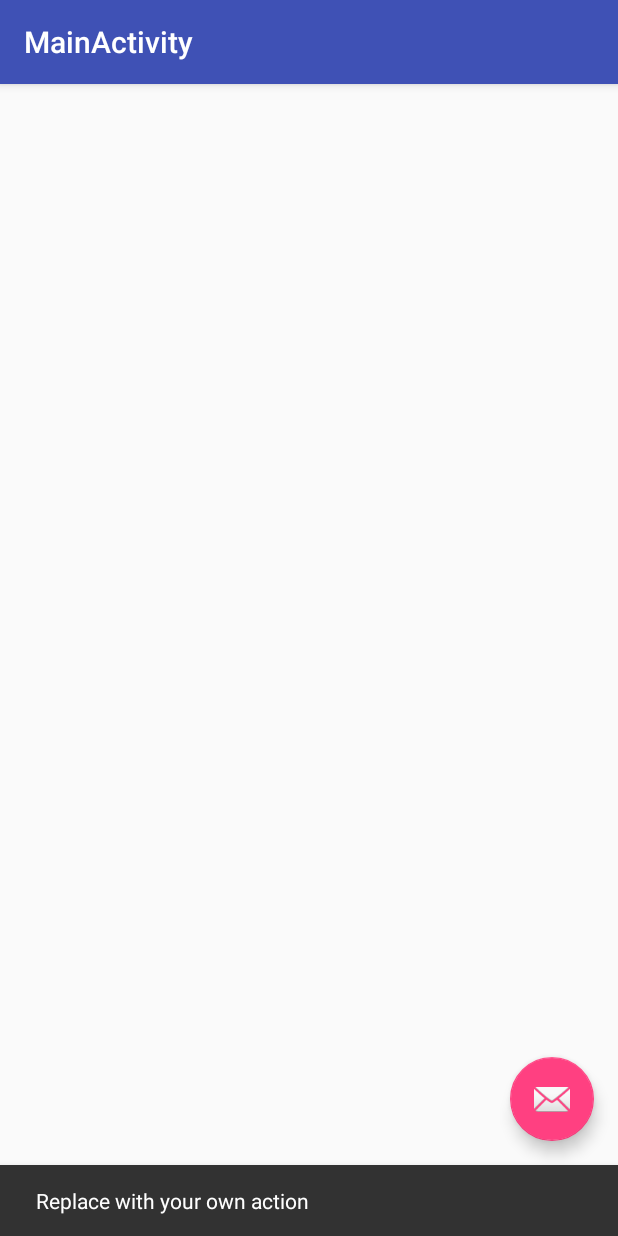
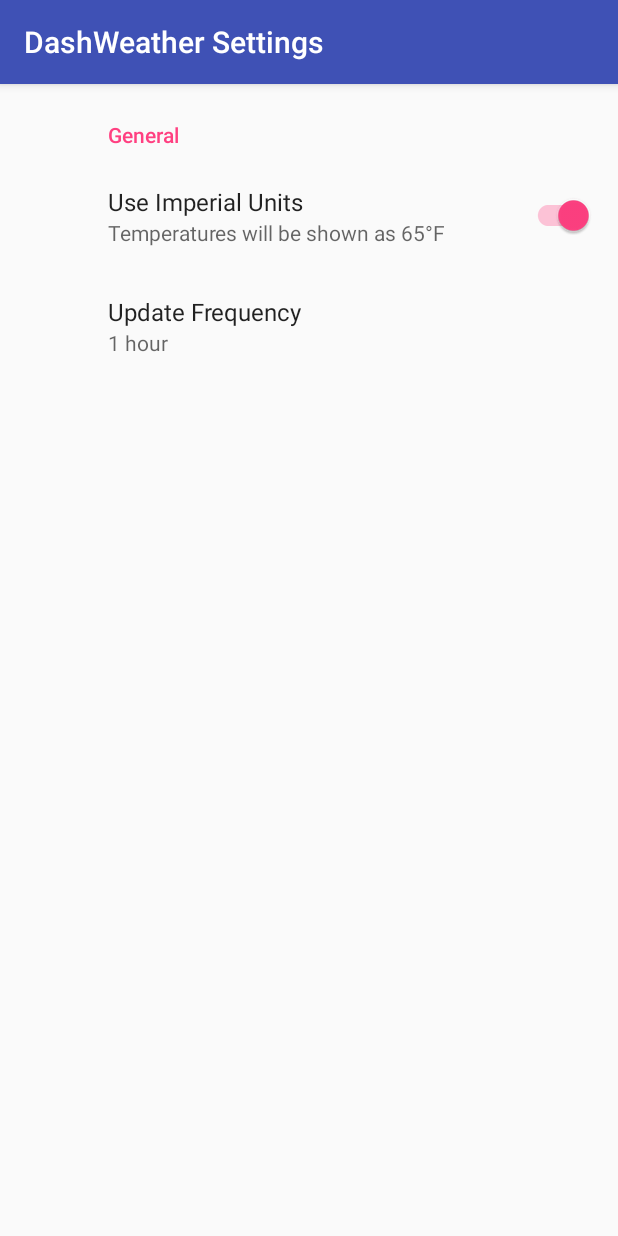
Before and after one commit to Kennyc1012/DashWeatherExtension, an Android app: the screen it shows after launch (MainActivity before the commit, SettingsActivity after it), after a tap on an icon or button, on a phone screen of 412 x 824 dp. Run offline under Robolectric (Android 15) with nearby library versions, the phone set to English and light mode, and no system bars; our stand-ins replace androidx.preference.

Commit message:
Create Settings

```diff
--- a/app/build.gradle
+++ b/app/build.gradle
@@ -34,4 +34,5 @@ dependencies {
     implementation 'com.android.support.constraint:constraint-layout:1.0.2'
     implementation 'com.android.support:design:26.1.0'
     implementation 'com.google.android.gms:play-services-location:11.4.2'
+    implementation 'com.android.support:preference-v14:26.1.0'
 }
--- a/app/src/main/AndroidManifest.xml
+++ b/app/src/main/AndroidManifest.xml
@@ -13,8 +13,8 @@
         android:theme="@style/AppTheme">
         <service
             android:name=".services.DarkSkyDashExtension"
+            android:icon="@drawable/ic_weather_sunny_black_24dp"
             android:label="@string/app_name"
-            android:icon="@drawable/ic_weather_sunny_black_24dp"
             android:permission="com.google.android.apps.dashclock.permission.READ_EXTENSION_DATA">
             <intent-filter>
                 <action android:name="com.google.android.apps.dashclock.Extension" />
@@ -29,6 +29,9 @@
             <meta-data
                 android:name="description"
                 android:value="@string/extension_description" />
+            <meta-data
+                android:name="settingsActivity"
+                android:value=".SettingsActivity" />
         </service>
 
         <activity
@@ -41,6 +44,10 @@
                 <category android:name="android.intent.category.LAUNCHER" />
             </intent-filter>
         </activity>
+        <activity
+            android:name=".SettingsActivity"
+            android:label="@string/title_settings"
+            android:exported="true" />
     </application>
 
 </manifest>
--- a/app/src/main/java/com/kennyc/dashweather/MainActivity.kt
+++ b/app/src/main/java/com/kennyc/dashweather/MainActivity.kt
@@ -1,9 +1,8 @@
 package com.kennyc.dashweather
 
+import android.content.Intent
 import android.os.Bundle
-import android.support.design.widget.Snackbar
 import android.support.v7.app.AppCompatActivity
-
 import kotlinx.android.synthetic.main.activity_main.*
 
 class MainActivity : AppCompatActivity() {
@@ -14,8 +13,7 @@ class MainActivity : AppCompatActivity() {
         setSupportActionBar(toolbar)
 
         fab.setOnClickListener { view ->
-            Snackbar.make(view, "Replace with your own action", Snackbar.LENGTH_LONG)
-                    .setAction("Action", null).show()
+            startActivity(Intent(applicationContext, SettingsActivity::class.java))
         }
     }
 
--- /dev/null
+++ b/app/src/main/java/com/kennyc/dashweather/SettingsActivity.kt
@@ -0,0 +1,19 @@
+package com.kennyc.dashweather
+
+import android.os.Bundle
+import android.support.v7.app.AppCompatActivity
+
+/**
+ * Created by kcampagna on 10/6/17.
+ */
+class SettingsActivity : AppCompatActivity() {
+
+    override fun onCreate(savedInstanceState: Bundle?) {
+        super.onCreate(savedInstanceState)
+        supportFragmentManager.
+                beginTransaction()
+                .add(android.R.id.content, SettingsFragment())
+                .commit()
+
+    }
+}
--- /dev/null
+++ b/app/src/main/java/com/kennyc/dashweather/SettingsFragment.kt
@@ -0,0 +1,33 @@
+package com.kennyc.dashweather
+
+import android.os.Bundle
+import android.preference.PreferenceManager
+import android.support.v7.preference.ListPreference
+import android.support.v7.preference.PreferenceFragmentCompat
+
+/**
+ * Created by kcampagna on 10/6/17.
+ */
+class SettingsFragment : PreferenceFragmentCompat() {
+    companion object {
+        const val UPDATE_FREQUENCY_NO_LIMIT = "0"
+        const val UPDATE_FREQUENCY_1_HOUR = "1"
+        const val UPDATE_FREQUENCY_3_HOURS = "2"
+        const val UPDATE_FREQUENCY_4_HOURS = "3"
+    }
+
+    override fun onCreatePreferences(savedInstanceState: Bundle?, rootKey: String?) {
+        addPreferencesFromResource(R.xml.settings)
+        val frequencyKey = getString(R.string.pref_key_update_frequency)
+        val listPreference: ListPreference = findPreference(frequencyKey) as ListPreference
+        listPreference.summary = listPreference.entries[PreferenceManager.getDefaultSharedPreferences(activity)
+                .getString(frequencyKey, UPDATE_FREQUENCY_1_HOUR).toInt()]
+
+        listPreference.setOnPreferenceChangeListener { preference, newValue ->
+            val listPreference: ListPreference = preference as ListPreference
+            listPreference.summary = listPreference.entries[newValue.toString().toInt()]
+            true
+        }
+    }
+
+}
--- a/app/src/main/java/com/kennyc/dashweather/models/WeatherModel.kt
+++ b/app/src/main/java/com/kennyc/dashweather/models/WeatherModel.kt
@@ -16,6 +16,8 @@ open class WeatherModel {
     open var temperatureLow: Double = 0.0
 
     open var humidity: Float = 0.0f
+
+    open var uvIndex: Int = 0
 
     open var icon: String? = null
 
--- /dev/null
+++ b/app/src/main/res/values/preference_keys.xml
@@ -0,0 +1,12 @@
+<?xml version="1.0" encoding="utf-8"?>
+<resources>
+    <!-- DO NOT TRANSLATE ANYTHING IN THIS FILE -->
+    <string name="pref_key_use_imperial">pref_imperial_units</string>
+    <string name="pref_key_update_frequency">pref_update_frequency</string>
+    <string-array name="pref_key_update_frequency_values">
+        <item>0</item>
+        <item>1</item>
+        <item>2</item>
+        <item>3</item>
+    </string-array>
+</resources>
--- a/app/src/main/res/values/strings.xml
+++ b/app/src/main/res/values/strings.xml
@@ -2,6 +2,7 @@
     <string name="app_name">DashWeather</string>
     <string name="extension_description">Display the weather of your current location</string>
     <string name="title_activity_main">MainActivity</string>
+    <string name="title_settings">DashWeather Settings</string>
     <string name="high_low">High: %s, Low: %s</string>
     <string name="temp_F">%d&#176;F</string>
     <string name="temp_C">%d&#176;C</string>
@@ -10,4 +11,18 @@
     <string name="permission_body">Location permission is required</string>
     <string name="error_no_location">Location not found</string>
     <string name="error_no_location_desc">Unable to determine your location</string>
+
+    <!-- Prefernces -->
+    <string name="preference_cat_general">General</string>
+    <string name="preference_use_imperial">Use Imperial Units</string>
+    <string name="preference_imperial_on">Temperatures will be shown as 65&#176;F</string>
+    <string name="preference_imperial_off">Temperatures will be shown as 18&#176;C</string>
+    <string name="preference_update_frequency">Update Frequency</string>
+    <string-array name="preference_update_frequency_values">
+        <item>No limit</item>
+        <item>1 hour</item>
+        <item>3 hours</item>
+        <item>6 hours</item>
+    </string-array>
+
 </resources>
--- a/app/src/main/res/values/styles.xml
+++ b/app/src/main/res/values/styles.xml
@@ -6,6 +6,7 @@
         <item name="colorPrimary">@color/colorPrimary</item>
         <item name="colorPrimaryDark">@color/colorPrimaryDark</item>
         <item name="colorAccent">@color/colorAccent</item>
+        <item name="preferenceTheme">@style/PreferenceThemeOverlay.v14.Material</item>
     </style>
 
     <style name="AppTheme.NoActionBar">
--- /dev/null
+++ b/app/src/main/res/xml/settings.xml
@@ -0,0 +1,19 @@
+<android.support.v7.preference.PreferenceScreen xmlns:android="http://schemas.android.com/apk/res/android">
+
+    <android.support.v7.preference.PreferenceCategory android:title="@string/preference_cat_general">
+
+        <android.support.v7.preference.SwitchPreferenceCompat
+            android:key="@string/pref_key_use_imperial"
+            android:title="@string/preference_use_imperial"
+            android:summaryOn="@string/preference_imperial_on"
+            android:summaryOff="@string/preference_imperial_off"
+            android:defaultValue="true" />
+
+        <android.support.v7.preference.ListPreference
+            android:key="@string/pref_key_update_frequency"
+            android:title="@string/preference_update_frequency"
+            android:entries="@array/preference_update_frequency_values"
+            android:entryValues="@array/pref_key_update_frequency_values" />
+    </android.support.v7.preference.PreferenceCategory>
+
+</android.support.v7.preference.PreferenceScreen>
```
